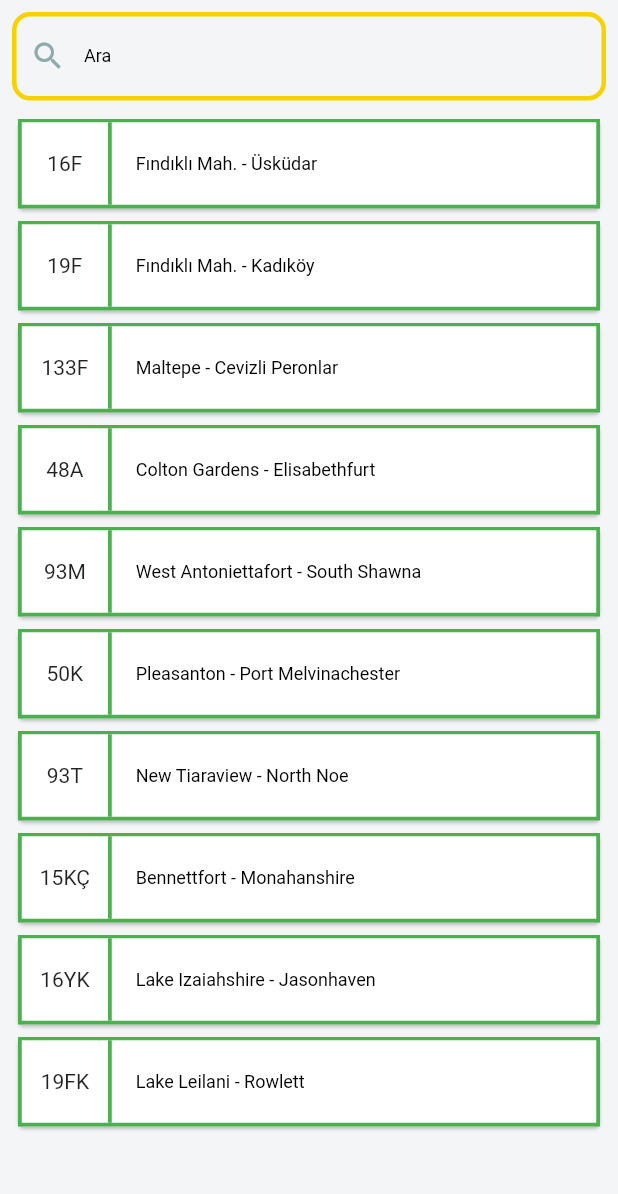
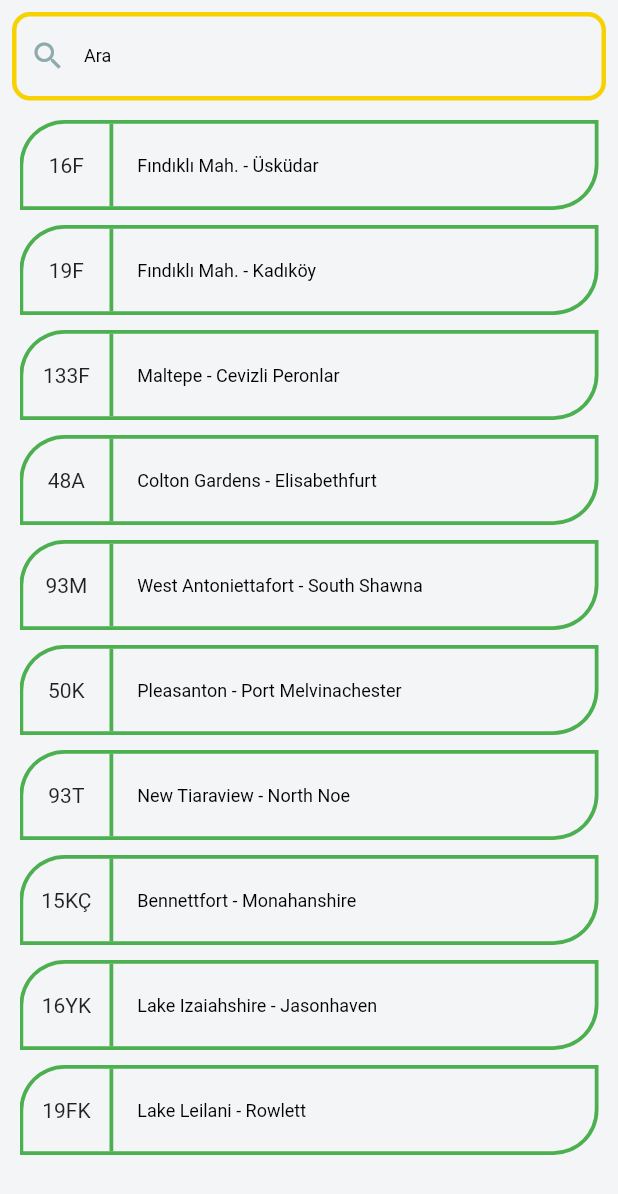
Before and after one commit to o-gkmn/bus_time, a Flutter app: the BusListScreen screen opened by its route, on a phone screen of 412 x 824 dp. Shown: the top 1194 px of the screen. Run offline on Flutter 3.47's test engine with Material 2 defaults, Android fonts, the phone set to English and light mode, and no system bars; statements that could not run were skipped.

Commit message:
List item shape is designed

```diff
--- a/lib/bus_list/view/bus_list_screen.dart
+++ b/lib/bus_list/view/bus_list_screen.dart
@@ -26,7 +26,6 @@ final List<String> bussesRoute = [
   "Lake Izaiahshire - Jasonhaven",
   "Lake Leilani - Rowlett",
 ];
-
 
 bool isFocused = false;
 
@@ -105,12 +104,16 @@ class _BusList extends StatelessWidget {
               shrinkWrap: true,
               itemCount: busses.length,
               itemBuilder: ((context, index) {
-                return Card(
+                return Padding(
+                  padding: const EdgeInsets.all(5.0),
                   child: ClipRect(
                     child: Container(
                       height: 60,
                       decoration: BoxDecoration(
                         border: Border.all(color: Colors.green, width: 2.5),
+                        borderRadius: const BorderRadius.only(
+                            topLeft: Radius.circular(30.0),
+                            bottomRight: Radius.circular(30.0)),
                       ),
                       child: Row(
                         children: [
@@ -124,11 +127,17 @@ class _BusList extends StatelessWidget {
                                     BorderSide(color: Colors.green, width: 2.5),
                               ),
                             ),
-                            child: Text(busses[index], textAlign: TextAlign.center,),
+                            child: Text(
+                              busses[index],
+                              textAlign: TextAlign.center,
+                            ),
                           ),
                           Expanded(
                             child: ListTile(
-                              title: Text(bussesRoute[index], style: Theme.of(context).textTheme.labelMedium ,),
+                              title: Text(
+                                bussesRoute[index],
+                                style: Theme.of(context).textTheme.labelMedium,
+                              ),
                             ),
                           ),
                         ],
```
